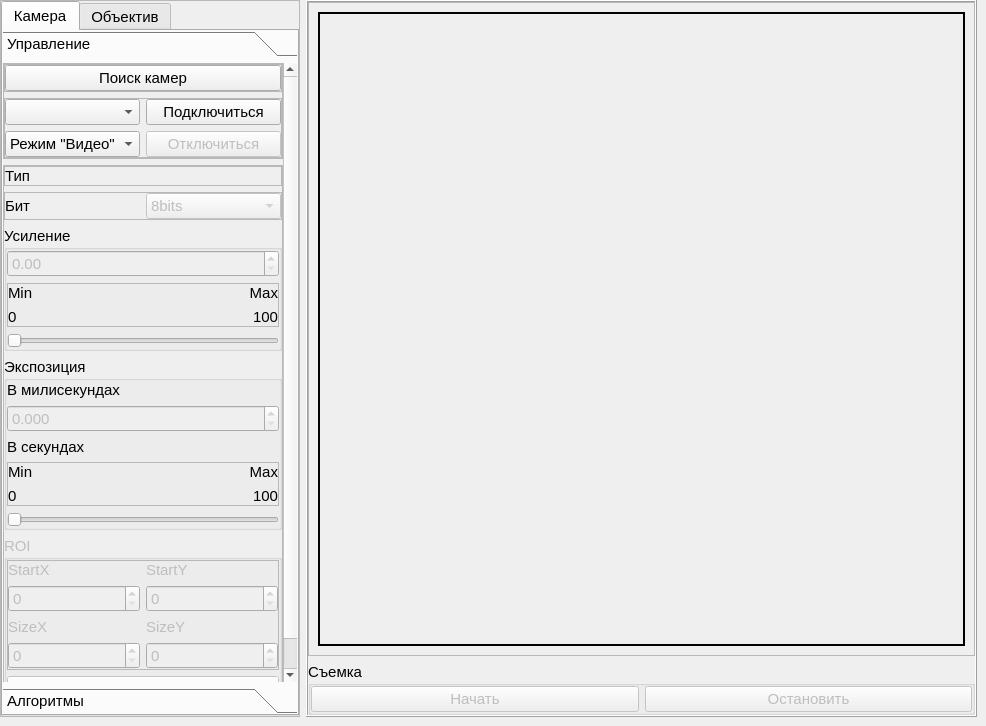
Above: project/source/mainwindow.ui from H4KC3R/AlgoDemon before the change. Below: the same form after it.
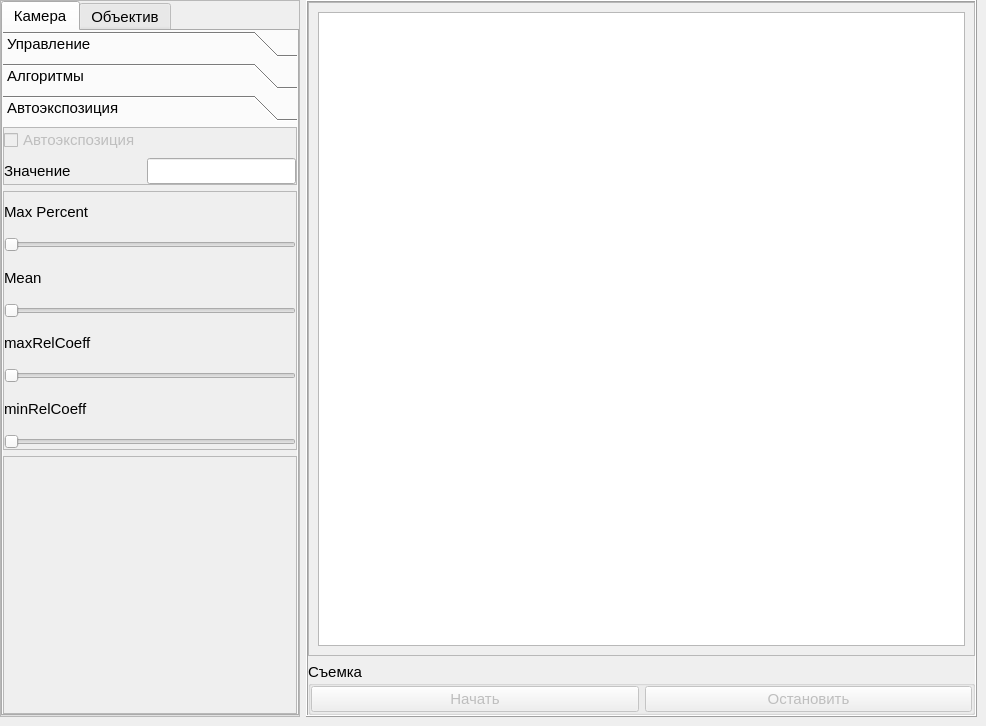
That is the form after the change. The open tabs and pages were chosen to show the change. Icons and pictures are not drawn.

The edit to the form file:
```diff
--- a/project/source/mainwindow.ui
+++ b/project/source/mainwindow.ui
@@ -102,7 +102,7 @@
               <bool>true</bool>
              </property>
              <property name="currentIndex">
-              <number>1</number>
+              <number>0</number>
              </property>
              <widget class="QWidget" name="cameraToolBoxPage">
               <property name="geometry">
@@ -748,7 +748,7 @@
                 <x>0</x>
                 <y>0</y>
                 <width>299</width>
-                <height>592</height>
+                <height>558</height>
                </rect>
               </property>
               <attribute name="label">
@@ -1055,6 +1055,36 @@
                     </layout>
                    </widget>
                   </item>
+                 </layout>
+                </widget>
+               </item>
+              </layout>
+             </widget>
+             <widget class="QWidget" name="autoExposurePage">
+              <property name="geometry">
+               <rect>
+                <x>0</x>
+                <y>0</y>
+                <width>299</width>
+                <height>558</height>
+               </rect>
+              </property>
+              <attribute name="label">
+               <string>Автоэкспозиция</string>
+              </attribute>
+              <layout class="QVBoxLayout" name="verticalLayout_19">
+               <property name="leftMargin">
+                <number>0</number>
+               </property>
+               <property name="topMargin">
+                <number>0</number>
+               </property>
+               <property name="rightMargin">
+                <number>0</number>
+               </property>
+               <property name="bottomMargin">
+                <number>0</number>
+               </property>
                   <item>
                    <widget class="QFrame" name="autoExposureFrame">
                     <property name="enabled">
@@ -1073,6 +1103,9 @@
                      <enum>QFrame::Raised</enum>
                     </property>
                     <layout class="QFormLayout" name="formLayout">
+                  <property name="formAlignment">
+                   <set>Qt::AlignLeading|Qt::AlignLeft|Qt::AlignTop</set>
+                  </property>
                      <property name="leftMargin">
                       <number>0</number>
                      </property>
@@ -1085,6 +1118,16 @@
                      <property name="bottomMargin">
                       <number>0</number>
                      </property>
+                  <item row="0" column="0">
+                   <widget class="QCheckBox" name="autoExposureCheckBox">
+                    <property name="enabled">
+                     <bool>false</bool>
+                    </property>
+                    <property name="text">
+                     <string>Автоэкспозиция</string>
+                    </property>
+                   </widget>
+                  </item>
                      <item row="1" column="0">
                       <widget class="QLabel" name="autoExposureValLabel">
                        <property name="text">
@@ -1099,22 +1142,124 @@
                        </property>
                       </widget>
                      </item>
+                 </layout>
+                </widget>
+               </item>
+               <item>
+                <widget class="QFrame" name="autoExposureSettingsFrame">
+                 <property name="sizePolicy">
+                  <sizepolicy hsizetype="Preferred" vsizetype="Fixed">
+                   <horstretch>0</horstretch>
+                   <verstretch>0</verstretch>
+                  </sizepolicy>
+                 </property>
+                 <property name="maximumSize">
+                  <size>
+                   <width>16777215</width>
+                   <height>300</height>
+                  </size>
+                 </property>
+                 <property name="frameShape">
+                  <enum>QFrame::StyledPanel</enum>
+                 </property>
+                 <property name="frameShadow">
+                  <enum>QFrame::Raised</enum>
+                 </property>
+                 <layout class="QGridLayout" name="gridLayout_8">
+                  <property name="leftMargin">
+                   <number>0</number>
+                  </property>
+                  <property name="topMargin">
+                   <number>0</number>
+                  </property>
+                  <property name="rightMargin">
+                   <number>0</number>
+                  </property>
+                  <property name="bottomMargin">
+                   <number>0</number>
+                  </property>
                      <item row="0" column="0">
-                      <widget class="QCheckBox" name="autoExposureCheckBox">
+                   <widget class="QLabel" name="maxPercentLabel">
+                    <property name="text">
+                     <string>Max Percent</string>
+                    </property>
+                   </widget>
+                  </item>
+                  <item row="8" column="0">
+                   <widget class="QSlider" name="minRelCoeffHSlider">
                        <property name="enabled">
                         <bool>false</bool>
                        </property>
+                    <property name="orientation">
+                     <enum>Qt::Horizontal</enum>
+                    </property>
+                   </widget>
+                  </item>
+                  <item row="5" column="0">
+                   <widget class="QLabel" name="maxRelCoeffLabel">
                        <property name="text">
-                        <string>Автоэкспозиция</string>
+                     <string>maxRelCoeff</string>
                        </property>
                       </widget>
                      </item>
-                    </layout>
+                  <item row="7" column="0">
+                   <widget class="QLabel" name="minRelCoeffLabel">
+                    <property name="text">
+                     <string>minRelCoeff</string>
+                    </property>
                    </widget>
                   </item>
+                  <item row="3" column="0">
+                   <widget class="QLabel" name="meanLabelHSlider">
+                    <property name="text">
+                     <string>Mean</string>
+                    </property>
+                   </widget>
+                  </item>
+                  <item row="6" column="0">
+                   <widget class="QSlider" name="maxRelCoeffHSlider">
+                    <property name="enabled">
+                     <bool>false</bool>
+                    </property>
+                    <property name="orientation">
+                     <enum>Qt::Horizontal</enum>
+                    </property>
+                   </widget>
+                  </item>
+                  <item row="2" column="0">
+                   <widget class="QSlider" name="maxPercentHSlider">
+                    <property name="enabled">
+                     <bool>false</bool>
+                    </property>
+                    <property name="orientation">
+                     <enum>Qt::Horizontal</enum>
+                    </property>
+                   </widget>
+                  </item>
+                  <item row="4" column="0">
+                   <widget class="QSlider" name="meanHSlider">
+                    <property name="enabled">
+                     <bool>false</bool>
+                    </property>
+                    <property name="orientation">
+                     <enum>Qt::Horizontal</enum>
+                    </property>
+                   </widget>
+                  </item>
                  </layout>
                 </widget>
                </item>
+               <item>
+                <widget class="QFrame" name="stubFrame">
+                 <property name="frameShape">
+                  <enum>QFrame::StyledPanel</enum>
+                 </property>
+                 <property name="frameShadow">
+                  <enum>QFrame::Raised</enum>
+                 </property>
+                 <layout class="QHBoxLayout" name="horizontalLayout_3"/>
+                </widget>
+               </item>
               </layout>
              </widget>
             </widget>
@@ -1439,35 +1584,7 @@
          </property>
          <layout class="QHBoxLayout" name="horizontalLayout_7">
           <item>
-           <widget class="QLabel" name="imageLabel">
-            <property name="sizePolicy">
-             <sizepolicy hsizetype="Ignored" vsizetype="Ignored">
-              <horstretch>0</horstretch>
-              <verstretch>0</verstretch>
-             </sizepolicy>
-            </property>
-            <property name="maximumSize">
-             <size>
-              <width>16777215</width>
-              <height>16777215</height>
-             </size>
-            </property>
-            <property name="frameShape">
-             <enum>QFrame::Box</enum>
-            </property>
-            <property name="lineWidth">
-             <number>2</number>
-            </property>
-            <property name="text">
-             <string/>
-            </property>
-            <property name="pixmap">
-             <pixmap resource="resources.qrc">:/resources/stars.jpg</pixmap>
-            </property>
-            <property name="scaledContents">
-             <bool>true</bool>
-            </property>
-           </widget>
+           <widget class="QGraphicsView" name="display"/>
           </item>
          </layout>
         </widget>
```
Left out of the diff: 4 changed lines with no effect on the pictures. Lines whose indentation alone changed are shown as unchanged.
